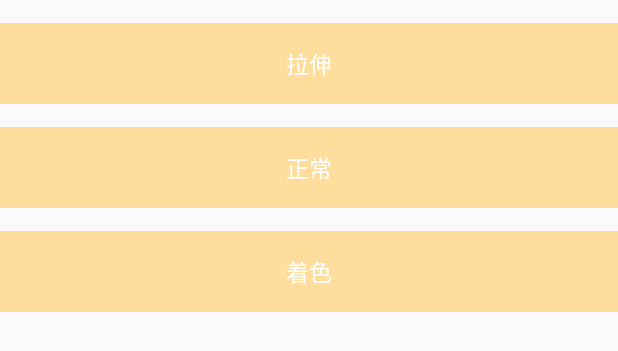
After one commit to DerMingYou/BaseOpenGL, an Android app: the layout activity_show_shape.xml on its own in the app's theme, with its tools: preview values and no code run, on a phone screen of 412 x 824 dp. The commit adds this screen. Shown: the top 351 px of the screen. Run offline under Robolectric (Android 15) with nearby library versions, the phone set to English and light mode, and no system bars.

```diff
--- a/app/src/main/java/com/ydm/opengl/ColorGLRenderer.java
+++ b/app/src/main/java/com/ydm/opengl/ColorGLRenderer.java
@@ -56,7 +56,7 @@ public class ColorGLRenderer implements GLSurfaceView.Renderer {
         Matrix.setRotateM(mRotationMatrix, 0, mAngle, 0, 0, -1.0f);
         Matrix.multiplyMM(scratch, 0, mMVPMatrix, 0, mRotationMatrix, 0);
 
-        mTriangle.draw(scratch);
+        mTriangleColor.draw(scratch);
     }
 
     // mMVPMatrix is an abbreviation for "Model View Projection Matrix"
--- a/app/src/main/java/com/ydm/opengl/AirHockeyRenderer.java
+++ b/app/src/main/java/com/ydm/opengl/ShowShapeActivity.java
@@ -7,5 +7,5 @@ import android.support.v7.app.AppCompatActivity;
  * Data：2019/3/29-10:12
  * Author: DerMing_You
  */
-public class AirHockeyRenderer extends AppCompatActivity {
+public class ShowShapeActivity extends AppCompatActivity {
 }
--- /dev/null
+++ b/app/src/main/res/layout/activity_show_shape.xml
@@ -0,0 +1,41 @@
+<?xml version="1.0" encoding="utf-8"?>
+<LinearLayout
+    xmlns:android="http://schemas.android.com/apk/res/android"
+    android:layout_width="match_parent"
+    android:layout_height="match_parent"
+    android:orientation="vertical">
+
+    <TextView
+        android:layout_width="match_parent"
+        android:layout_height="wrap_content"
+        android:padding="@dimen/dp_15"
+        android:textSize="@dimen/sp_15"
+        android:gravity="center"
+        android:layout_marginTop="@dimen/dp_15"
+        android:text="拉伸"
+        android:background="@color/colorPrimary"
+        android:textColor="@color/white"/>
+
+    <TextView
+        android:layout_width="match_parent"
+        android:layout_height="wrap_content"
+        android:padding="@dimen/dp_15"
+        android:textSize="@dimen/sp_15"
+        android:gravity="center"
+        android:text="正常"
+        android:layout_marginTop="@dimen/dp_15"
+        android:background="@color/colorPrimary"
+        android:textColor="@color/white"/>
+
+    <TextView
+        android:layout_width="match_parent"
+        android:layout_height="wrap_content"
+        android:padding="@dimen/dp_15"
+        android:textSize="@dimen/sp_15"
+        android:gravity="center"
+        android:text="着色"
+        android:layout_marginTop="@dimen/dp_15"
+        android:background="@color/colorPrimary"
+        android:textColor="@color/white"/>
+
+</LinearLayout>
```
Also changed, not shown: app/src/main/java/com/ydm/opengl/shape/ColorTriangle.java (+16 -15 lines), app/src/main/java/com/ydm/opengl/shape/NormalTriangle.java (+0 -13 lines), app/src/main/res/values/colors.xml (+12 -0 lines), app/src/main/res/values/dimens.xml (added, +107 -0 lines).
